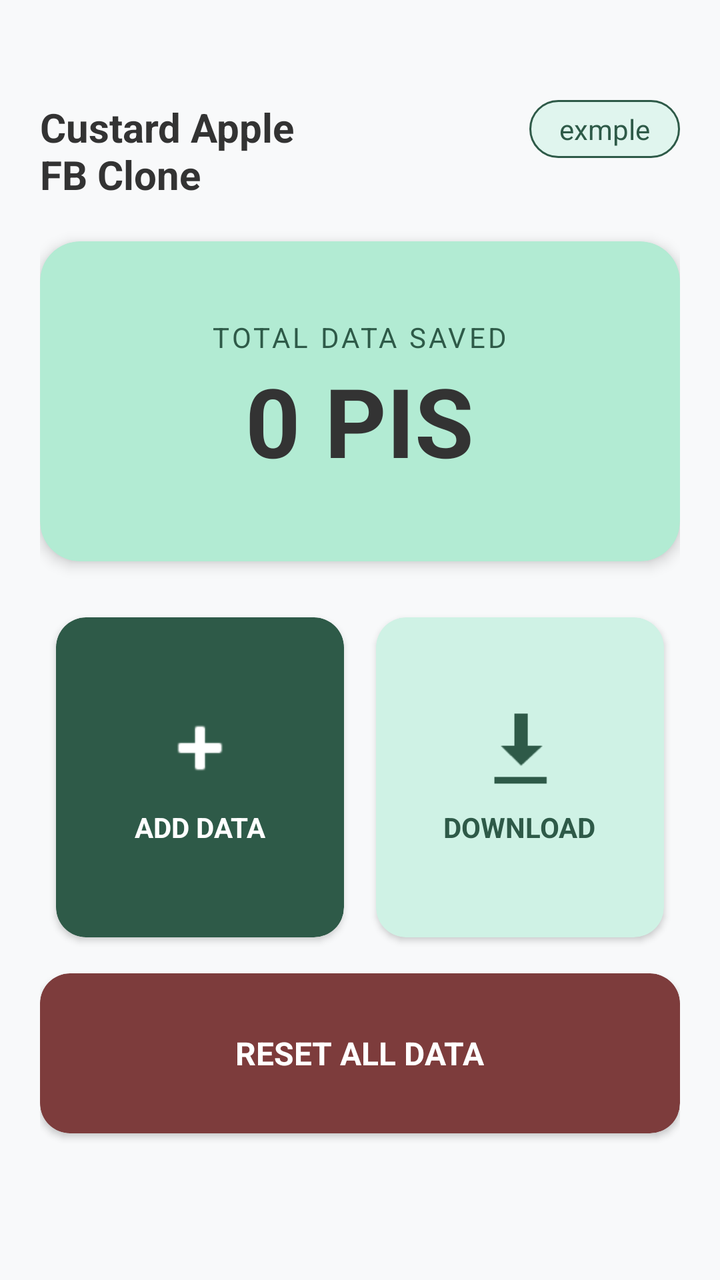
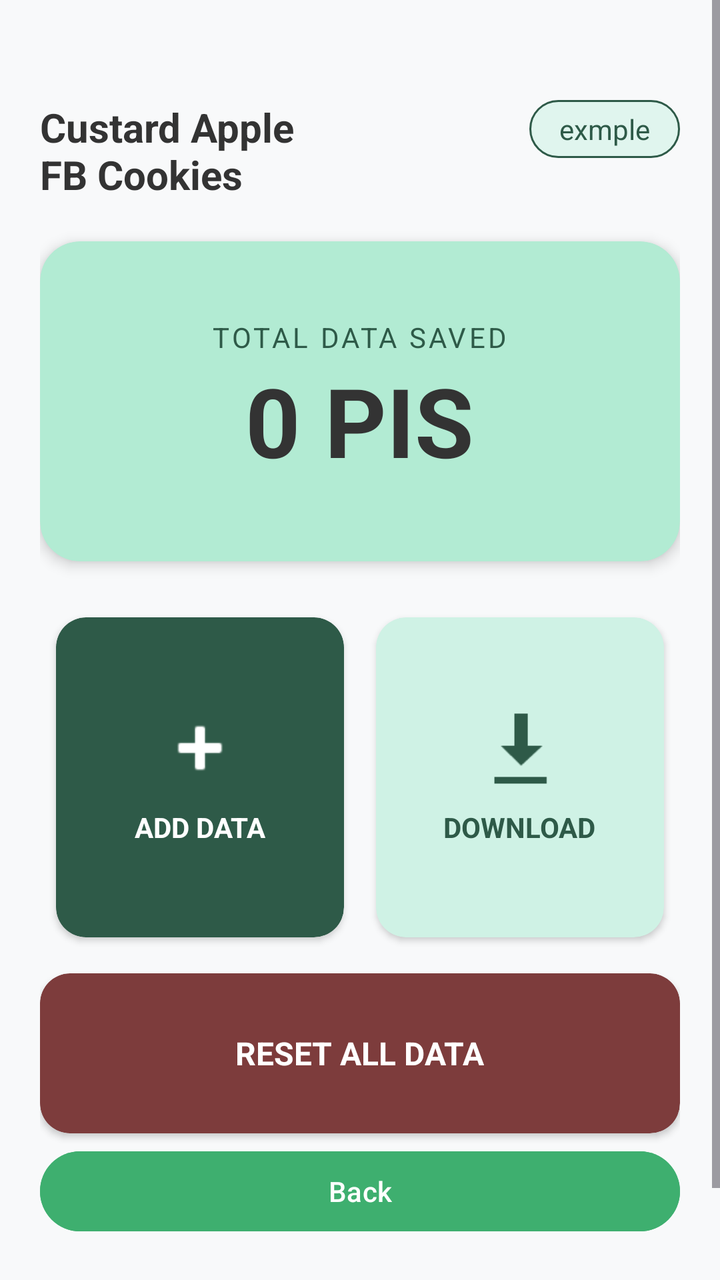

Screens rendered from an Android XML layout before and after an edit, with the pre-edit source and the edit as a unified diff.
<!-- AndroidManifest.xml: application theme Theme.CustardApple -->
<!-- res/layout/activity_fb_mother.xml -->
<?xml version="1.0" encoding="utf-8"?>
<ScrollView xmlns:android="http://schemas.android.com/apk/res/android"
    xmlns:app="http://schemas.android.com/apk/res-auto"
    android:layout_width="match_parent"
    android:layout_height="match_parent"
    xmlns:tools="http://schemas.android.com/tools"
    android:background="@color/bg_light"
    android:fillViewport="true"
    tools:context=".fb_mother">

    <LinearLayout
        android:layout_width="match_parent"
        android:layout_height="wrap_content"
        android:orientation="vertical"
        android:padding="20dp">

        <RelativeLayout
            android:layout_width="match_parent"
            android:layout_height="wrap_content"
            android:layout_marginTop="30dp"
            android:layout_marginBottom="20dp">

            <TextView
                android:layout_width="wrap_content"
                android:layout_height="wrap_content"
                android:text="Custard Apple\nFB Clone"
                android:textColor="@color/text_dark"
                android:textSize="20sp"
                android:textStyle="bold" />

            <TextView
                android:id="@+id/tvUsername"
                android:layout_width="wrap_content"
                android:layout_height="wrap_content"
                android:layout_alignParentEnd="true"
                android:background="@drawable/rounded_tag"
                android:paddingHorizontal="15dp"
                android:paddingVertical="5dp"
                android:text="exmple"
                android:textColor="@color/card_green_dark" />
        </RelativeLayout>

        <androidx.cardview.widget.CardView
            android:layout_width="match_parent"
            android:layout_height="160dp"
            app:cardBackgroundColor="@color/card_green_light"
            app:cardCornerRadius="20dp"
            app:cardElevation="4dp">

            <LinearLayout
                android:layout_width="match_parent"
                android:layout_height="match_parent"
                android:gravity="center"
                android:orientation="vertical">

                <TextView
                    android:layout_width="wrap_content"
                    android:layout_height="wrap_content"
                    android:text="TOTAL DATA SAVED"
                    android:textColor="@color/card_green_dark"
                    android:letterSpacing="0.1"
                    android:textSize="14sp" />

                <TextView
                    android:id="@+id/tvTotalBalance"
                    android:layout_width="wrap_content"
                    android:layout_height="wrap_content"
                    android:text="0 PIS"
                    android:textColor="@color/text_dark"
                    android:textSize="48sp"
                    android:textStyle="bold" />
            </LinearLayout>
        </androidx.cardview.widget.CardView>

        <GridLayout
            android:layout_width="match_parent"
            android:layout_height="wrap_content"
            android:layout_marginTop="20dp"
            android:columnCount="2"
            android:rowCount="2">

            <androidx.cardview.widget.CardView
                android:id="@+id/cardAdd"
                android:layout_width="0dp"
                android:layout_height="160dp"
                android:layout_rowWeight="1"
                android:layout_columnWeight="1"
                android:layout_margin="8dp"
                app:cardBackgroundColor="@color/card_green_dark"
                app:cardCornerRadius="15dp">
                <LinearLayout
                    android:id="@+id/addBtn"
                    android:layout_width="match_parent"
                    android:layout_height="match_parent"
                    android:gravity="center"
                    android:background="?attr/selectableItemBackground"
                    android:clickable="true"
                    android:orientation="vertical">
                    <ImageView
                        android:layout_width="40dp"
                        android:layout_height="40dp"
                        android:src="@android:drawable/ic_input_add"
                        app:tint="@color/white" />
                    <TextView
                        android:layout_width="wrap_content"
                        android:layout_height="wrap_content"
                        android:layout_marginTop="10dp"
                        android:text="ADD DATA"
                        android:textColor="@color/white"
                        android:textStyle="bold" />
                </LinearLayout>
            </androidx.cardview.widget.CardView>

            <androidx.cardview.widget.CardView
                android:id="@+id/cardDownload"
                android:layout_width="0dp"
                android:layout_height="160dp"
                android:layout_rowWeight="1"
                android:layout_columnWeight="1"
                android:layout_margin="8dp"
                app:cardBackgroundColor="@color/card_green_medium"
                app:cardCornerRadius="15dp">
                <LinearLayout
                    android:id="@+id/downloadBtn"
                    android:layout_width="match_parent"
                    android:layout_height="match_parent"
                    android:gravity="center"
                    android:background="?attr/selectableItemBackground"
                    android:clickable="true"
                    android:orientation="vertical">
                    <ImageView
                        android:layout_width="40dp"
                        android:layout_height="40dp"
                        android:src="@android:drawable/stat_sys_download"
                        app:tint="@color/card_green_dark" />
                    <TextView
                        android:layout_width="wrap_content"
                        android:layout_height="wrap_content"
                        android:layout_marginTop="10dp"
                        android:text="DOWNLOAD"
                        android:textColor="@color/card_green_dark"
                        android:textStyle="bold" />
                </LinearLayout>
            </androidx.cardview.widget.CardView>

        </GridLayout>

        <androidx.cardview.widget.CardView
            android:id="@+id/cardReset"
            android:layout_width="match_parent"
            android:layout_height="80dp"
            android:layout_marginTop="10dp"
            android:layout_marginBottom="30dp"
            app:cardBackgroundColor="@color/card_red"
            app:cardCornerRadius="15dp">
            <LinearLayout
                android:id="@+id/resetbtn"
                android:layout_width="match_parent"
                android:layout_height="match_parent"
                android:gravity="center"
                android:background="?attr/selectableItemBackground"
                android:clickable="true"
                android:orientation="vertical">
                <TextView
                    android:layout_width="wrap_content"
                    android:layout_height="wrap_content"
                    android:text="RESET ALL DATA"
                    android:textColor="@color/white"
                    android:textStyle="bold"
                    android:textSize="16sp" />
            </LinearLayout>
        </androidx.cardview.widget.CardView>

    </LinearLayout>
</ScrollView>
<!-- resources referenced by this layout -->
<resources>
  <color name="bg_light">#F8F9FA</color>
  <color name="card_green_dark">#2E5A48</color>
  <color name="card_green_light">#B2EBD3</color>
  <color name="card_green_medium">#CFF2E5</color>
  <color name="card_red">#7D3C3C</color>
  <color name="text_dark">#333333</color>
  <color name="white">#FFFFFF</color>
  <!-- drawable rounded_tag (drawable) -->
  <?xml version="1.0" encoding="utf-8"?>
  <shape xmlns:android="http://schemas.android.com/apk/res/android">
      <solid android:color="#E0F5EE" />
      <stroke android:width="1dp" android:color="@color/card_green_dark" />
      <corners android:radius="50dp" />
  </shape>
  <style name="Theme.CustardApple" parent="Base.Theme.CustardApple" />
  <style name="Base.Theme.CustardApple" parent="Theme.Material3.DayNight.NoActionBar">
          
          
      </style>
</resources>

<!-- the commit's change to res/layout/activity_fb_mother.xml (unified diff, before → after) -->
@@ -23,7 +23,7 @@
             <TextView
                 android:layout_width="wrap_content"
                 android:layout_height="wrap_content"
-                android:text="Custard Apple\nFB Clone"
+                android:text="Custard Apple\nFB Cookies"
                 android:textColor="@color/text_dark"
                 android:textSize="20sp"
                 android:textStyle="bold" />
@@ -150,7 +150,7 @@
             android:layout_width="match_parent"
             android:layout_height="80dp"
             android:layout_marginTop="10dp"
-            android:layout_marginBottom="30dp"
+
             app:cardBackgroundColor="@color/card_red"
             app:cardCornerRadius="15dp">
             <LinearLayout
@@ -171,5 +171,17 @@
             </LinearLayout>
         </androidx.cardview.widget.CardView>
 
+        <Button
+            android:id="@+id/backBtn"
+            android:layout_width="match_parent"
+            android:layout_height="wrap_content"
+            android:textColor="#fff"
+            android:text="Back"
+            android:backgroundTint="#3EAF6F"
+            android:layout_marginTop="5dp"
+            android:layout_marginBottom="50dp"
+            />
+
+
     </LinearLayout>
 </ScrollView>
